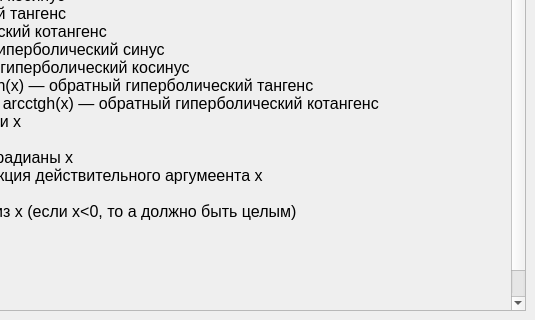
Old version of the form Ref.ui in the repository Helsing02/Graph-Builder; both pictures show x 265 to 800 and y 280 to 600 of the 800 by 600 pixel window.
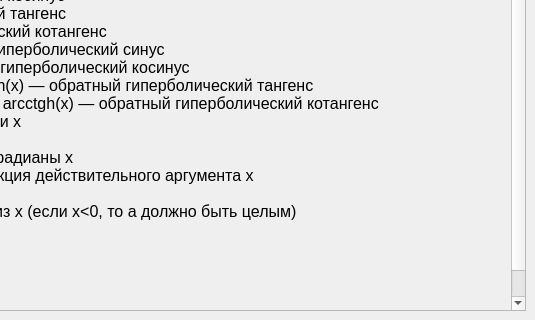
New version of the form.

Diff of the .ui file:
```diff
--- a/Ref.ui
+++ b/Ref.ui
@@ -55,7 +55,7 @@
 li.checked::marker { content: &quot;\2612&quot;; }
 &lt;/style&gt;&lt;/head&gt;&lt;body style=&quot; font-family:'Segoe UI'; font-size:9pt; font-weight:400; font-style:normal;&quot;&gt;
 &lt;p style=&quot; margin-top:12px; margin-bottom:12px; margin-left:0px; margin-right:0px; -qt-block-indent:0; text-indent:0px;&quot;&gt;&lt;span style=&quot; font-family:'Times New Roman','serif'; font-size:12pt; vertical-align:bottom;&quot;&gt;Вещественные числа пишутся через точку&lt;/span&gt;&lt;/p&gt;
-&lt;p style=&quot; margin-top:12px; margin-bottom:12px; margin-left:0px; margin-right:0px; -qt-block-indent:0; text-indent:0px;&quot;&gt;&lt;span style=&quot; font-family:'Times New Roman','serif'; font-size:12pt; font-weight:700; vertical-align:bottom;&quot;&gt;Список математических функций:&lt;/span&gt;&lt;span style=&quot; font-family:'Times New Roman','serif'; font-size:12pt; vertical-align:bottom;&quot;&gt;&lt;br /&gt;ln(x), log(x) — натуральный логарифм&lt;br /&gt;log(a)(x)-логарифм x по основанию a&lt;br /&gt;sin(x) — синус&lt;br /&gt;cos(x) — косинус&lt;br /&gt;tg(x), tan(x)— тангенс&lt;br /&gt;cotan(x), ctg(x)— котангенс&lt;br /&gt;asin(x), arcsin(x) — арксинус&lt;br /&gt;acos(x), arccos(x) — арккосинус&lt;br /&gt;atg(x), atan(x), arctg(x), arctan(x) — арктангенс&lt;br /&gt;actg(x), acotan(x), arcctg(x), arcotan(x) — арккотангенс&lt;br /&gt;sh(x), sinh(x) — гиперболический синус&lt;br /&gt;ch(x), cosh(x) — гиперболический косинус&lt;br /&gt;tanh(x), tgh(x) — гиперболический тангенс&lt;br /&gt;cotanh(x), ctgh(x) — гиперболический котангенс&lt;br /&gt;asinh(x), arcsinh(x) — обратный гиперболический синус&lt;br /&gt;acosh(x), arccosh(x) — обратный гиперболический косинус&lt;br /&gt;atanh(x), arctanh(x), atgh(x), arctgh(x) — обратный гиперболический тангенс&lt;br /&gt;acotanh(x), arccotanh(x), actgh(x), arcctgh(x) — обратный гиперболический котангенс&lt;br /&gt;exp(x), e^ — экспонента в степени x&lt;br /&gt;abs(x)— модуль x&lt;br /&gt;grad(x)— перевод из градусов в радианы x&lt;br /&gt;sgn(x)—кусочно-постоянная функция действительного аргумеента x&lt;br /&gt;x^a— x в степени a&lt;br /&gt;root(x, a)— корень a-ой степени из x (если x&amp;lt;0, то a должно быть целым)&lt;br /&gt;&lt;/span&gt;&lt;span style=&quot; font-family:'Times New Roman','serif'; font-size:12pt; font-weight:700; vertical-align:bottom;&quot;&gt;Константы: &lt;/span&gt;&lt;span style=&quot; font-family:'Times New Roman','serif'; font-size:12pt; vertical-align:bottom;&quot;&gt;&lt;br /&gt;pi число пи &lt;br /&gt;e число e &lt;br /&gt;&lt;/span&gt;&lt;span style=&quot; font-family:'Times New Roman','serif'; font-size:12pt; font-weight:700; vertical-align:bottom;&quot;&gt;Список операций:&lt;/span&gt;&lt;span style=&quot; font-family:'Times New Roman','serif'; font-size:12pt; vertical-align:bottom;&quot;&gt;&lt;br /&gt;* умножение + сложение &lt;br/&gt; деление - разность&lt;/span&gt;&lt;/p&gt;&lt;/body&gt;&lt;/html&gt;</string>
+&lt;p style=&quot; margin-top:12px; margin-bottom:12px; margin-left:0px; margin-right:0px; -qt-block-indent:0; text-indent:0px;&quot;&gt;&lt;span style=&quot; font-family:'Times New Roman','serif'; font-size:12pt; font-weight:700; vertical-align:bottom;&quot;&gt;Список математических функций:&lt;/span&gt;&lt;span style=&quot; font-family:'Times New Roman','serif'; font-size:12pt; vertical-align:bottom;&quot;&gt;&lt;br /&gt;ln(x), log(x) — натуральный логарифм&lt;br /&gt;log(a)(x)-логарифм x по основанию a&lt;br /&gt;sin(x) — синус&lt;br /&gt;cos(x) — косинус&lt;br /&gt;tg(x), tan(x)— тангенс&lt;br /&gt;cotan(x), ctg(x)— котангенс&lt;br /&gt;asin(x), arcsin(x) — арксинус&lt;br /&gt;acos(x), arccos(x) — арккосинус&lt;br /&gt;atg(x), atan(x), arctg(x), arctan(x) — арктангенс&lt;br /&gt;actg(x), acotan(x), arcctg(x), arcotan(x) — арккотангенс&lt;br /&gt;sh(x), sinh(x) — гиперболический синус&lt;br /&gt;ch(x), cosh(x) — гиперболический косинус&lt;br /&gt;tanh(x), tgh(x) — гиперболический тангенс&lt;br /&gt;cotanh(x), ctgh(x) — гиперболический котангенс&lt;br /&gt;asinh(x), arcsinh(x) — обратный гиперболический синус&lt;br /&gt;acosh(x), arccosh(x) — обратный гиперболический косинус&lt;br /&gt;atanh(x), arctanh(x), atgh(x), arctgh(x) — обратный гиперболический тангенс&lt;br /&gt;acotanh(x), arccotanh(x), actgh(x), arcctgh(x) — обратный гиперболический котангенс&lt;br /&gt;exp(x), e^ — экспонента в степени x&lt;br /&gt;abs(x)— модуль x&lt;br /&gt;grad(x)— перевод из градусов в радианы x&lt;br /&gt;sgn(x)—кусочно-постоянная функция действительного аргумента x&lt;br /&gt;x^a— x в степени a&lt;br /&gt;root(x, a)— корень a-ой степени из x (если x&amp;lt;0, то a должно быть целым)&lt;br /&gt;&lt;/span&gt;&lt;span style=&quot; font-family:'Times New Roman','serif'; font-size:12pt; font-weight:700; vertical-align:bottom;&quot;&gt;Константы: &lt;/span&gt;&lt;span style=&quot; font-family:'Times New Roman','serif'; font-size:12pt; vertical-align:bottom;&quot;&gt;&lt;br /&gt;pi число пи &lt;br /&gt;e число e &lt;br /&gt;&lt;/span&gt;&lt;span style=&quot; font-family:'Times New Roman','serif'; font-size:12pt; font-weight:700; vertical-align:bottom;&quot;&gt;Список операций:&lt;/span&gt;&lt;span style=&quot; font-family:'Times New Roman','serif'; font-size:12pt; vertical-align:bottom;&quot;&gt;&lt;br /&gt;* умножение + сложение &lt;br /&gt; / деление - разность&lt;/span&gt;&lt;/p&gt;&lt;/body&gt;&lt;/html&gt;</string>
           </property>
          </widget>
         </item>
```
